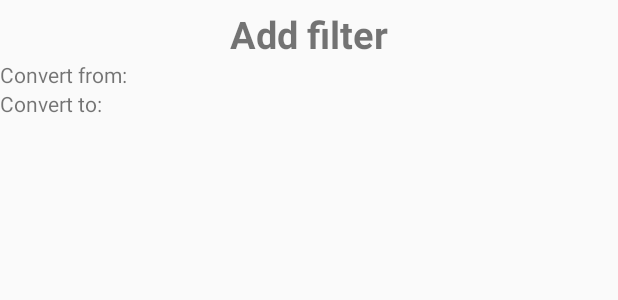
After one commit to michalhrdy/ExchangeRates, an Android app: the layout dialog_filter.xml on its own in the app's theme, with its tools: preview values and no code run, on a phone screen of 412 x 824 dp. The commit adds this screen. Shown: the top 300 px of the screen. Run offline under Robolectric (Android 15) with nearby library versions, the phone set to English and light mode, and no system bars.

Commit message:
new Dialog

```diff
--- a/app/src/main/res/layout/activity_current_rates.xml
+++ b/app/src/main/res/layout/activity_current_rates.xml
@@ -9,7 +9,7 @@
     <include layout="@layout/content_current_rates" />
 
     <android.support.design.widget.FloatingActionButton
-        android:id="@+id/fab"
+        android:id="@+id/buttonAddFilter"
         android:layout_width="wrap_content"
         android:layout_height="wrap_content"
         android:layout_gravity="bottom|end"
--- /dev/null
+++ b/app/src/main/res/layout/dialog_filter.xml
@@ -0,0 +1,38 @@
+<?xml version="1.0" encoding="utf-8"?>
+<LinearLayout xmlns:android="http://schemas.android.com/apk/res/android"
+    android:orientation="vertical" android:layout_width="match_parent"
+    android:layout_height="match_parent">
+
+    <TextView
+        android:id="@+id/title"
+        android:layout_gravity="center"
+        android:layout_width="wrap_content"
+        android:layout_height="wrap_content"
+        android:textSize="25sp"
+        android:layout_marginTop="5sp"
+        android:textStyle="bold"
+        android:text="@string/add_filter" />
+
+    <TextView
+        android:id="@+id/textView2"
+        android:layout_width="match_parent"
+        android:layout_height="wrap_content"
+        android:text="Convert from:" />
+
+    <ExpandableListView
+        android:layout_width="match_parent"
+        android:layout_height="wrap_content">
+
+    </ExpandableListView>
+
+    <TextView
+        android:id="@+id/textView3"
+        android:layout_width="match_parent"
+        android:layout_height="wrap_content"
+        android:text="Convert to:" />
+
+    <ExpandableListView
+        android:layout_width="match_parent"
+        android:layout_height="wrap_content" />
+
+</LinearLayout>
--- a/app/src/main/res/values/colors.xml
+++ b/app/src/main/res/values/colors.xml
@@ -1,6 +1,6 @@
 <?xml version="1.0" encoding="utf-8"?>
 <resources>
     <color name="colorPrimary">#3F51B5</color>
-    <color name="colorPrimaryDark">#303F9F</color>
-    <color name="colorAccent">#FF4081</color>
+    <color name="colorPrimaryDark">#303f9f</color>
+    <color name="colorAccent">#ff4081</color>
 </resources>
--- a/app/src/main/res/values/strings.xml
+++ b/app/src/main/res/values/strings.xml
@@ -1,4 +1,5 @@
 <resources>
     <string name="app_name">Exchange Rates</string>
     <string name="title_activity_current_rates">CurrentRatesActivity</string>
+    <string name="add_filter">Add filter</string>
 </resources>
```
